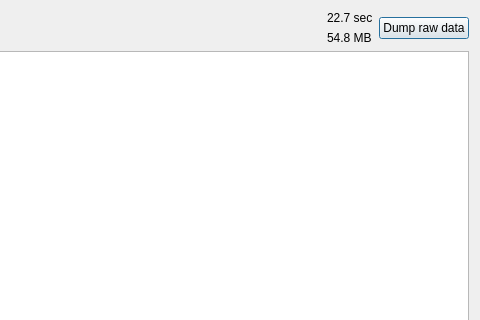
The window that gui/ensembleinfodialog.ui (KejPi/AbracaDABra) describes before a commit, drawn with Qt 5; both pictures show x 244 to 724 and y 0 to 320 of the 724 by 482 pixel window.
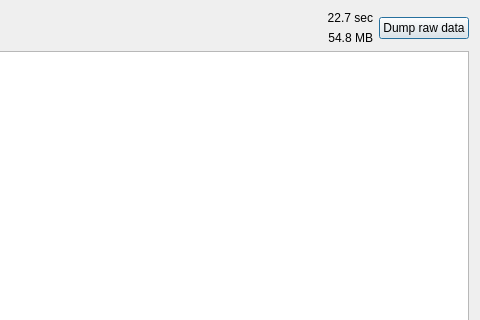
The same window after the commit.

```diff
--- a/gui/ensembleinfodialog.ui
+++ b/gui/ensembleinfodialog.ui
@@ -84,6 +84,9 @@
          <property name="text">
           <string>22.7 sec</string>
          </property>
+         <property name="alignment">
+          <set>Qt::AlignRight|Qt::AlignTrailing|Qt::AlignVCenter</set>
+         </property>
         </widget>
        </item>
        <item>
@@ -91,6 +94,9 @@
          <property name="text">
           <string>54.8 MB</string>
          </property>
+         <property name="alignment">
+          <set>Qt::AlignRight|Qt::AlignTrailing|Qt::AlignVCenter</set>
+         </property>
         </widget>
        </item>
       </layout>
```
